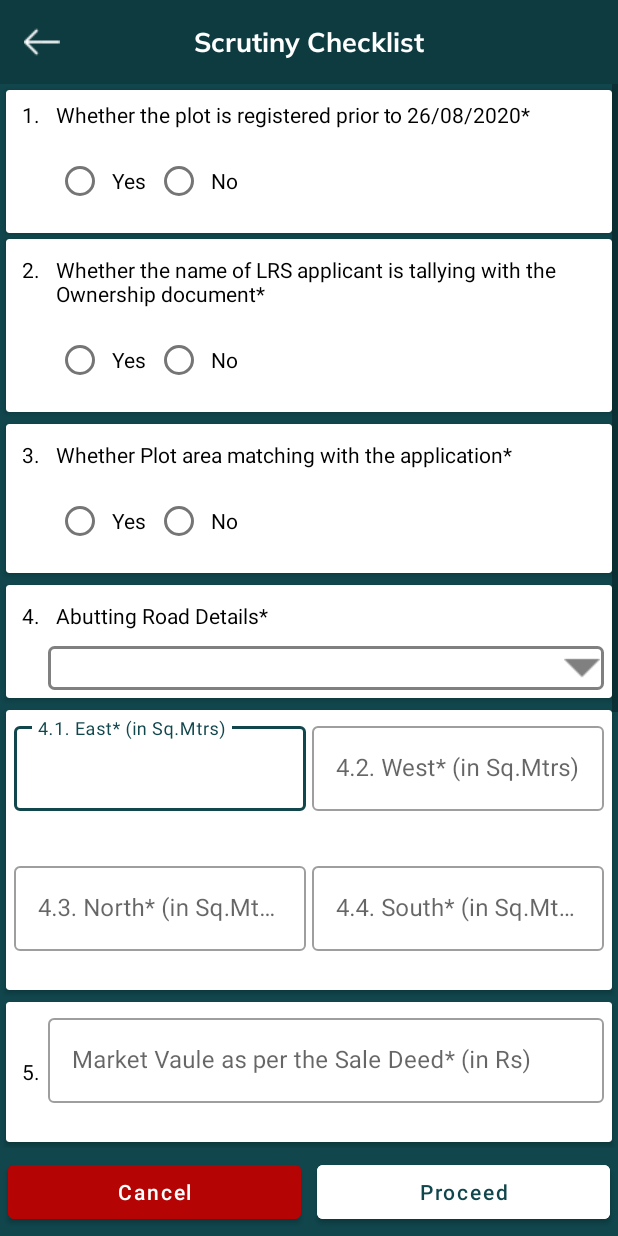
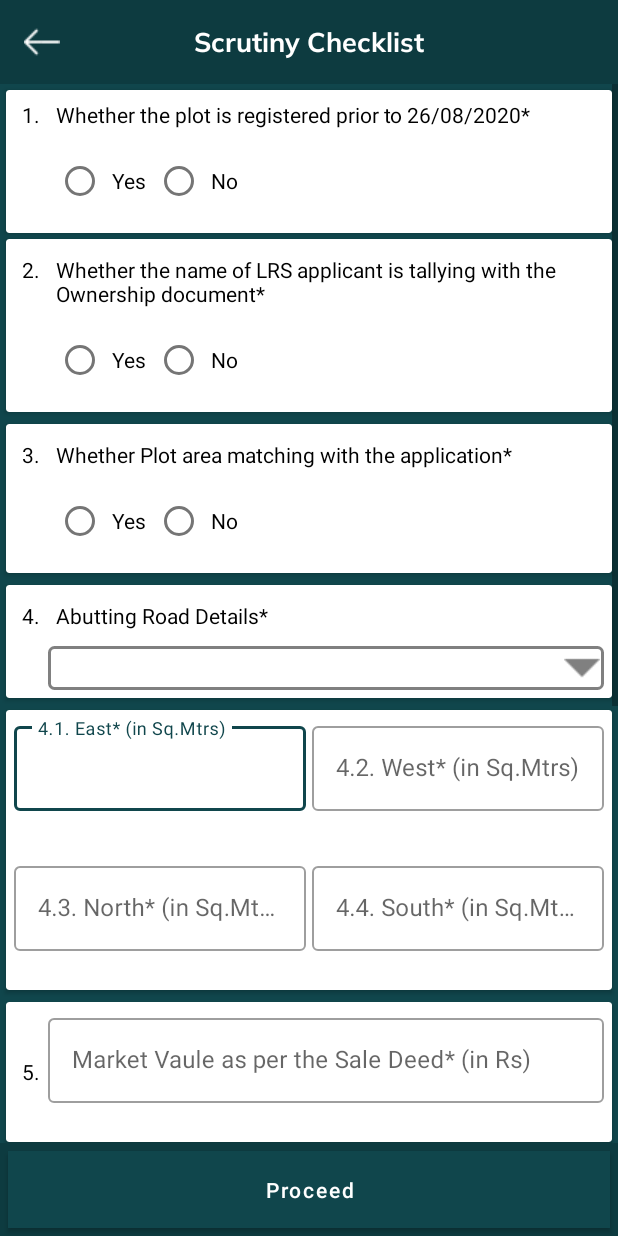
Before and after one commit to DesamNaren/LRS-2020-Officer-App, an Android app: the ScrutinyCheckListActivity screen opened directly, with no data from a screen before it, on a phone screen of 412 x 824 dp. Run offline under Robolectric (Android 15) with nearby library versions, the phone set to English and light mode, and no system bars; our stand-ins replace data binding; pictures from the network do not load; 5 statements that could not run were skipped.

Commit message:
layout changes commit

```diff
--- a/app/src/main/java/com/cgg/lrs2020officerapp/constants/AppConstants.java
+++ b/app/src/main/java/com/cgg/lrs2020officerapp/constants/AppConstants.java
@@ -30,4 +30,7 @@ public class AppConstants {
     public static final String YES = "Y";
     public static final String NO = "N";
     public static final String SUBMIT_REQUEST = "SUBMIT_REQUEST";
+    public static final String OTP = "123456";
+    public static final String OFFICER_TYPE = "IO";
+
 }
--- a/app/src/main/java/com/cgg/lrs2020officerapp/ui/ScrutinyCheckListActivity.java
+++ b/app/src/main/java/com/cgg/lrs2020officerapp/ui/ScrutinyCheckListActivity.java
@@ -71,13 +71,6 @@ public class ScrutinyCheckListActivity extends AppCompatActivity implements Erro
 
         scrutinyCheckListViewModel = new ScrutinyCheckListViewModel(context, getApplication());
 
-        binding.btnSubmit.setOnClickListener(new View.OnClickListener() {
-            @Override
-            public void onClick(View view) {
-                startActivity(new Intent(ScrutinyCheckListActivity.this, ImageUploadActivity.class).
-                        setFlags(Intent.FLAG_ACTIVITY_CLEAR_TOP));
-            }
-        });
 
         if (Utils.checkInternetConnection(context)) {
             customProgressDialog.show();
@@ -298,7 +291,7 @@ public class ScrutinyCheckListActivity extends AppCompatActivity implements Erro
             }
         });
 
-        binding.btnSubmit.setOnClickListener(new View.OnClickListener() {
+        binding.btnLayout.btnProceed.setOnClickListener(new View.OnClickListener() {
             @Override
             public void onClick(View view) {
                 east=binding.etEast.getText().toString().trim();
@@ -405,4 +398,8 @@ public class ScrutinyCheckListActivity extends AppCompatActivity implements Erro
         Utils.customErrorAlert(context, getString(R.string.app_name), e);
     }
 
+    @Override
+    public void onBackPressed() {
+        Utils.customWarningAlert(this, getString(R.string.app_name),"Data will be lost. Do you want to go back?",  editor);
+    }
 }
--- a/app/src/main/res/layout/activity_scrutiny_check_list.xml
+++ b/app/src/main/res/layout/activity_scrutiny_check_list.xml
@@ -1,8 +1,7 @@
 <?xml version="1.0" encoding="utf-8"?>
 
 <layout xmlns:android="http://schemas.android.com/apk/res/android"
-    xmlns:app="http://schemas.android.com/apk/res-auto"
-    xmlns:tools="http://schemas.android.com/tools">
+    xmlns:app="http://schemas.android.com/apk/res-auto">
 
     <RelativeLayout
         android:layout_width="match_parent"
@@ -15,25 +14,27 @@
             layout="@layout/action_bar_layout" />
 
         <ScrollView
+            android:id="@+id/scroll"
             android:layout_width="match_parent"
             android:layout_height="match_parent"
             android:layout_above="@id/ll_btn"
-            android:layout_below="@id/header"
-            android:id="@+id/scroll">
+            android:layout_below="@id/header">
 
             <LinearLayout
                 android:layout_width="match_parent"
                 android:layout_height="wrap_content"
                 android:orientation="vertical">
+
                 <androidx.cardview.widget.CardView
                     android:layout_width="match_parent"
                     android:layout_height="wrap_content"
-                    android:visibility="gone"
+                    android:layout_marginLeft="@dimen/dimen_4dp"
                     android:layout_marginTop="@dimen/dimen_4dp"
-                    android:layout_marginLeft="@dimen/dimen_4dp"
                     android:layout_marginRight="@dimen/dimen_4dp"
                     android:elevation="@dimen/dimen_4dp"
-                    android:padding="@dimen/dimen_4dp">
+                    android:padding="@dimen/dimen_4dp"
+                    android:visibility="gone">
+
                     <Button
                         android:id="@+id/btn_sro_reg_doc"
                         android:layout_width="match_parent"
@@ -47,8 +48,8 @@
                 <androidx.cardview.widget.CardView
                     android:layout_width="match_parent"
                     android:layout_height="wrap_content"
+                    android:layout_marginLeft="@dimen/dimen_4dp"
                     android:layout_marginTop="@dimen/dimen_4dp"
-                    android:layout_marginLeft="@dimen/dimen_4dp"
                     android:layout_marginRight="@dimen/dimen_4dp"
                     android:elevation="@dimen/dimen_4dp"
                     android:padding="@dimen/dimen_4dp">
@@ -56,8 +57,8 @@
                     <LinearLayout
                         android:layout_width="match_parent"
                         android:layout_height="wrap_content"
+                        android:layout_marginLeft="@dimen/dimen_5dp"
                         android:layout_marginTop="@dimen/dimen_1dp"
-                        android:layout_marginLeft="@dimen/dimen_5dp"
                         android:layout_marginRight="@dimen/dimen_5dp"
                         android:layout_marginBottom="@dimen/dimen_5dp"
                         android:orientation="horizontal">
@@ -286,10 +287,10 @@
                 </androidx.cardview.widget.CardView>
 
                 <androidx.cardview.widget.CardView
+                    android:id="@+id/cv_east_west_nor_sou"
                     android:layout_width="match_parent"
                     android:layout_height="wrap_content"
                     android:layout_margin="@dimen/dimen_4dp"
-                    android:id="@+id/cv_east_west_nor_sou"
                     android:elevation="@dimen/dimen_4dp"
                     android:padding="@dimen/dimen_4dp">
 
@@ -322,9 +323,9 @@
                                         android:id="@+id/et_east"
                                         android:layout_width="match_parent"
                                         android:layout_height="wrap_content"
-                                        android:inputType="numberDecimal"
                                         android:hint="@string/_4_1_east"
                                         android:imeOptions="actionNext"
+                                        android:inputType="numberDecimal"
                                         android:textSize="16dp" />
 
                                 </com.google.android.material.textfield.TextInputLayout>
@@ -349,9 +350,9 @@
                                         android:id="@+id/et_west"
                                         android:layout_width="match_parent"
                                         android:layout_height="wrap_content"
-                                        android:inputType="numberDecimal"
                                         android:hint="@string/_4_2_west"
                                         android:imeOptions="actionNext"
+                                        android:inputType="numberDecimal"
                                         android:textSize="16dp" />
 
                                 </com.google.android.material.textfield.TextInputLayout>
@@ -383,12 +384,12 @@
 
 
                                     <EditText
+                                        android:id="@+id/et_north"
                                         android:layout_width="match_parent"
                                         android:layout_height="wrap_content"
-                                        android:id="@+id/et_north"
-                                        android:inputType="numberDecimal"
                                         android:hint="@string/_4_3_north"
                                         android:imeOptions="actionNext"
+                                        android:inputType="numberDecimal"
                                         android:textSize="16dp" />
 
                                 </com.google.android.material.textfield.TextInputLayout>
@@ -410,12 +411,12 @@
 
 
                                     <EditText
+                                        android:id="@+id/et_south"
                                         android:layout_width="match_parent"
                                         android:layout_height="wrap_content"
-                                        android:id="@+id/et_south"
-                                        android:inputType="numberDecimal"
                                         android:hint="@string/_4_4_south"
                                         android:imeOptions="actionNext"
+                                        android:inputType="numberDecimal"
                                         android:textSize="16dp" />
 
                                 </com.google.android.material.textfield.TextInputLayout>
@@ -457,12 +458,12 @@
 
 
                             <EditText
+                                android:id="@+id/et_value_sale_deed"
                                 android:layout_width="match_parent"
                                 android:layout_height="wrap_content"
-                                android:inputType="numberDecimal"
-                                android:id="@+id/et_value_sale_deed"
                                 android:hint="@string/market_vaule_as_per_the_sale_deed"
                                 android:imeOptions="actionNext"
+                                android:inputType="numberDecimal"
                                 android:textSize="16dp" />
 
                         </com.google.android.material.textfield.TextInputLayout>
@@ -500,12 +501,12 @@
 
 
                             <EditText
+                                android:id="@+id/et_value_ason"
                                 android:layout_width="match_parent"
                                 android:layout_height="wrap_content"
-                                android:inputType="numberDecimal"
-                                android:id="@+id/et_value_ason"
                                 android:hint="@string/market_vaule_as_on_26_08_202"
                                 android:imeOptions="actionNext"
+                                android:inputType="numberDecimal"
                                 android:textSize="16dp" />
 
                         </com.google.android.material.textfield.TextInputLayout>
@@ -654,14 +655,14 @@
                                 android:textColor="@color/black" />
 
                             <Spinner
-                                android:layout_marginLeft="@dimen/dimen_12dp"
                                 android:id="@+id/sp_recommendation_for"
                                 android:layout_width="match_parent"
                                 android:layout_height="wrap_content"
+                                android:layout_marginStart="@dimen/dimen_12dp"
+                                android:layout_marginLeft="@dimen/dimen_12dp"
                                 android:layout_marginTop="@dimen/dimen_5dp"
                                 android:padding="@dimen/dimen_12dp"
-                                android:spinnerMode="dropdown"
-                                android:layout_marginStart="@dimen/dimen_12dp" />
+                                android:spinnerMode="dropdown" />
 
 
                         </LinearLayout>
@@ -692,12 +693,12 @@
 
 
                             <EditText
+                                android:id="@+id/et_verification"
                                 android:layout_width="match_parent"
                                 android:layout_height="wrap_content"
                                 android:hint="@string/verification_remarks"
-                                android:id="@+id/et_verification"
+                                android:imeOptions="actionNext"
                                 android:inputType="text"
-                                android:imeOptions="actionNext"
                                 android:textSize="16dp" />
 
                         </com.google.android.material.textfield.TextInputLayout>
@@ -710,15 +711,18 @@
             </LinearLayout>
 
         </ScrollView>
+
         <LinearLayout
+            android:id="@+id/ll_btn"
             android:layout_width="match_parent"
             android:layout_height="wrap_content"
-            android:id="@+id/ll_btn"
             android:layout_alignParentBottom="true"
             android:orientation="horizontal">
 
-
-            <Button
+            <include
+                android:id="@+id/btn_layout"
+                layout="@layout/button_layout" />
+            <!--<Button
                 android:id="@+id/btn_cancel"
                 android:layout_width="0dp"
                 android:layout_height="wrap_content"
@@ -726,6 +730,7 @@
                 android:layout_weight="1"
                 android:backgroundTint="@color/red"
                 android:text="@string/cancel"
+                android:visibility="gone"
                 android:textAllCaps="false"
                 android:textColor="@color/white"
                 tools:ignore="ButtonStyle" />
@@ -741,7 +746,7 @@
                 android:text="@string/proceed"
                 android:textAllCaps="false"
                 android:textColor="@color/colorPrimary"
-                tools:ignore="ButtonStyle" />/
+                tools:ignore="ButtonStyle" />-->
 
         </LinearLayout>
 
--- /dev/null
+++ b/app/src/main/res/layout/button_layout.xml
@@ -0,0 +1,39 @@
+<?xml version="1.0" encoding="utf-8"?>
+<layout xmlns:android="http://schemas.android.com/apk/res/android">
+
+    <LinearLayout
+        android:id="@+id/ll_btn"
+        android:layout_width="match_parent"
+        android:layout_height="wrap_content"
+        android:layout_alignParentBottom="true"
+        android:background="@color/colorPrimaryDark"
+        android:orientation="horizontal">
+
+
+        <Button
+            android:id="@+id/btn_cancel"
+            android:layout_width="0dp"
+            android:layout_height="wrap_content"
+            android:layout_margin="@dimen/dimen_5dp"
+            android:layout_weight="1"
+            android:backgroundTint="@color/red"
+            android:text="@string/cancel"
+            android:textAllCaps="false"
+            android:textColor="@color/white"
+            android:visibility="gone" />
+
+
+        <Button
+            android:id="@+id/btn_proceed"
+            android:layout_width="0dp"
+            android:layout_height="wrap_content"
+            android:layout_margin="@dimen/dimen_5dp"
+            android:layout_weight="1"
+            android:background="@color/colorPrimaryDark"
+            android:padding="10dp"
+            android:text="@string/proceed"
+            android:textAllCaps="false"
+            android:textColor="@color/white" />/
+
+    </LinearLayout>
+</layout>
--- a/app/src/main/res/layout/custom_alert_warning.xml
+++ b/app/src/main/res/layout/custom_alert_warning.xml
@@ -76,7 +76,7 @@
                 android:text="@string/cancel"
                 android:textAllCaps="false"
                 android:textColor="@color/white"
-                android:visibility="gone"
+                android:visibility="visible"
                 app:backgroundTint="@color/red" />
 
 
```
Also changed, not shown: app/src/main/java/com/cgg/lrs2020officerapp/adapter/ViewTaskAdapter.java (+10 -2 lines), app/src/main/java/com/cgg/lrs2020officerapp/ui/LayoutActivity.java (+7 -1 lines), app/src/main/java/com/cgg/lrs2020officerapp/utils/Utils.java (+21 -8 lines). Lines whose indentation alone changed are shown as unchanged.
